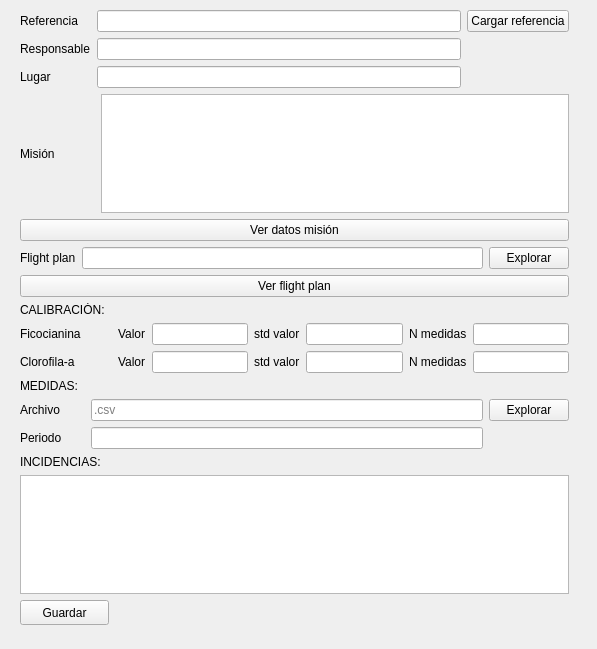
Above: src/widgets/muestreo_window.ui from UCM-237/PprzGCS before the change. Below: the same form after it.
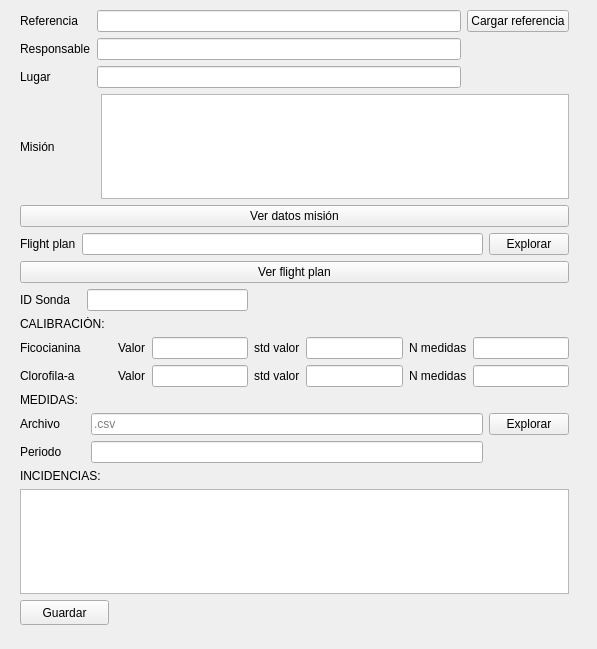
That is the form after the change.

The edit to the form file:
```diff
--- a/src/widgets/muestreo_window.ui
+++ b/src/widgets/muestreo_window.ui
@@ -151,47 +151,7 @@
     </item>
     <item>
      <layout class="QGridLayout" name="gridLayout_2">
-      <item row="2" column="5">
-       <widget class="QLineEdit" name="label_std_clorofila">
-        <property name="text">
-         <string/>
-        </property>
-        <property name="readOnly">
-         <bool>false</bool>
-        </property>
-        <property name="placeholderText">
-         <string/>
-        </property>
-       </widget>
-      </item>
-      <item row="1" column="7">
-       <widget class="QLineEdit" name="label_N_ficocianina">
-        <property name="text">
-         <string/>
-        </property>
-        <property name="placeholderText">
-         <string/>
-        </property>
-       </widget>
-      </item>
-      <item row="1" column="6">
-       <widget class="QLabel" name="label_2">
-        <property name="text">
-         <string>N medidas</string>
-        </property>
-       </widget>
-      </item>
       <item row="2" column="3">
-       <widget class="QLineEdit" name="label_valor_clorofila">
-        <property name="text">
-         <string/>
-        </property>
-        <property name="placeholderText">
-         <string/>
-        </property>
-       </widget>
-      </item>
-      <item row="1" column="3">
        <widget class="QLineEdit" name="label_valor_ficocianina">
         <property name="text">
          <string/>
@@ -201,74 +161,131 @@
         </property>
        </widget>
       </item>
+      <item row="2" column="4">
+       <widget class="QLabel" name="label_6">
+        <property name="text">
+         <string>std valor</string>
+        </property>
+       </widget>
+      </item>
+      <item row="2" column="7">
+       <widget class="QLineEdit" name="label_N_ficocianina">
+        <property name="text">
+         <string/>
+        </property>
+        <property name="placeholderText">
+         <string/>
+        </property>
+       </widget>
+      </item>
+      <item row="2" column="5">
+       <widget class="QLineEdit" name="label_std_ficocianina">
+        <property name="text">
+         <string/>
+        </property>
+        <property name="placeholderText">
+         <string/>
+        </property>
+       </widget>
+      </item>
+      <item row="3" column="6">
+       <widget class="QLabel" name="label_12">
+        <property name="text">
+         <string>N medidas</string>
+        </property>
+       </widget>
+      </item>
+      <item row="3" column="7">
+       <widget class="QLineEdit" name="label_N_clorofila">
+        <property name="text">
+         <string/>
+        </property>
+        <property name="placeholderText">
+         <string/>
+        </property>
+       </widget>
+      </item>
       <item row="2" column="2">
-       <widget class="QLabel" name="label_10">
-        <property name="text">
-         <string>Valor</string>
-        </property>
-       </widget>
-      </item>
-      <item row="0" column="0" colspan="2">
-       <widget class="QLabel" name="label">
-        <property name="text">
-         <string>CALIBRACIÓN:</string>
-        </property>
-       </widget>
-      </item>
-      <item row="1" column="2">
        <widget class="QLabel" name="label_7">
         <property name="text">
          <string>Valor</string>
         </property>
        </widget>
       </item>
-      <item row="1" column="4">
-       <widget class="QLabel" name="label_6">
-        <property name="text">
-         <string>std valor</string>
-        </property>
-       </widget>
-      </item>
-      <item row="2" column="4">
-       <widget class="QLabel" name="label_11">
-        <property name="text">
-         <string>std valor</string>
-        </property>
-       </widget>
-      </item>
-      <item row="1" column="0">
+      <item row="2" column="0">
        <widget class="QLabel" name="label_8">
         <property name="text">
          <string>Ficocianina</string>
         </property>
        </widget>
       </item>
-      <item row="2" column="0" colspan="2">
+      <item row="3" column="2">
+       <widget class="QLabel" name="label_10">
+        <property name="text">
+         <string>Valor</string>
+        </property>
+       </widget>
+      </item>
+      <item row="3" column="5">
+       <widget class="QLineEdit" name="label_std_clorofila">
+        <property name="text">
+         <string/>
+        </property>
+        <property name="readOnly">
+         <bool>false</bool>
+        </property>
+        <property name="placeholderText">
+         <string/>
+        </property>
+       </widget>
+      </item>
+      <item row="3" column="3">
+       <widget class="QLineEdit" name="label_valor_clorofila">
+        <property name="text">
+         <string/>
+        </property>
+        <property name="placeholderText">
+         <string/>
+        </property>
+       </widget>
+      </item>
+      <item row="3" column="0" colspan="2">
        <widget class="QLabel" name="label_9">
         <property name="text">
          <string>Clorofila-a           </string>
         </property>
        </widget>
       </item>
-      <item row="2" column="7">
-       <widget class="QLineEdit" name="label_N_clorofila">
+      <item row="1" column="0" colspan="2">
+       <widget class="QLabel" name="label">
         <property name="text">
-         <string/>
+         <string>CALIBRACIÓN:</string>
         </property>
-        <property name="placeholderText">
-         <string/>
+       </widget>
+      </item>
+      <item row="3" column="4">
+       <widget class="QLabel" name="label_11">
+        <property name="text">
+         <string>std valor</string>
         </property>
        </widget>
       </item>
       <item row="2" column="6">
-       <widget class="QLabel" name="label_12">
+       <widget class="QLabel" name="label_2">
         <property name="text">
          <string>N medidas</string>
         </property>
        </widget>
       </item>
-      <item row="1" column="5">
-       <widget class="QLineEdit" name="label_std_ficocianina">
+      <item row="0" column="0">
+       <widget class="QLabel" name="label_19">
+        <property name="text">
+         <string>ID Sonda</string>
+        </property>
+       </widget>
+      </item>
+      <item row="0" column="1" colspan="3">
+       <widget class="QLineEdit" name="label_ID_sonda">
         <property name="text">
          <string/>
         </property>
```
